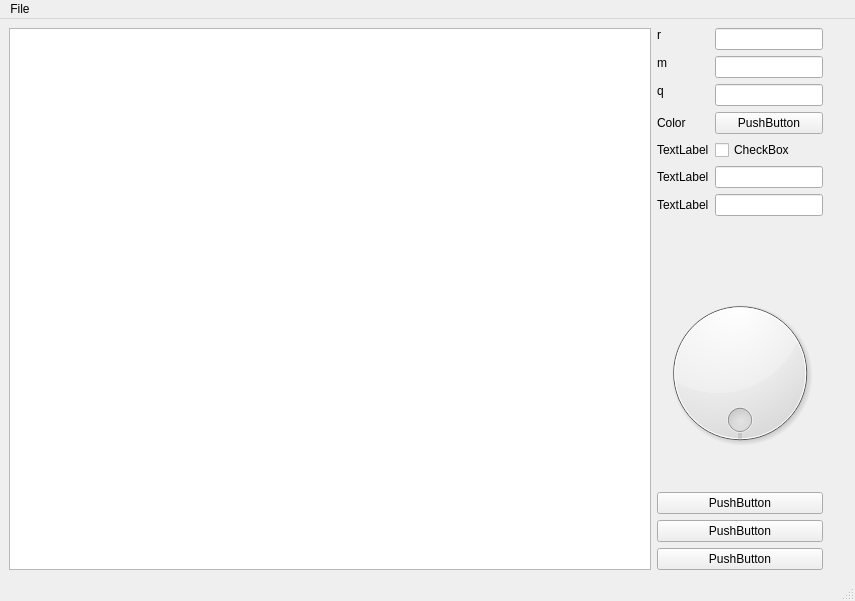
dmokin2022/PhysicalModelling, file mainwindow.ui: the form before one commit.
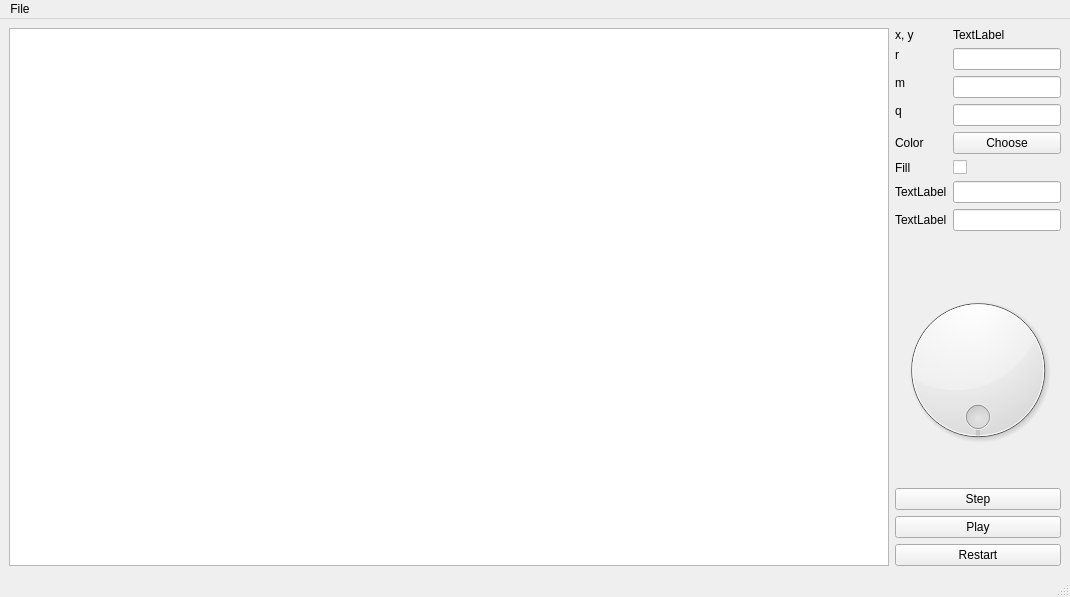
The form after the commit.

The edit to the form file:
```diff
--- a/mainwindow.ui
+++ b/mainwindow.ui
@@ -6,8 +6,8 @@
    <rect>
     <x>0</x>
     <y>0</y>
-    <width>855</width>
-    <height>601</height>
+    <width>1070</width>
+    <height>597</height>
    </rect>
   </property>
   <property name="windowTitle">
@@ -20,12 +20,6 @@
      <verstretch>0</verstretch>
     </sizepolicy>
    </property>
-   <property name="maximumSize">
-    <size>
-     <width>832</width>
-     <height>16777215</height>
-    </size>
-   </property>
    <layout class="QHBoxLayout" name="horizontalLayout_2">
     <item>
      <widget class="QGraphicsView" name="graphicsView">
@@ -41,7 +35,7 @@
      <layout class="QVBoxLayout" name="verticalLayout">
       <item>
        <layout class="QFormLayout" name="formLayout">
-        <item row="0" column="0">
+        <item row="1" column="0">
          <widget class="QLabel" name="label">
           <property name="sizePolicy">
            <sizepolicy hsizetype="Minimum" vsizetype="Fixed">
@@ -54,29 +48,6 @@
           </property>
          </widget>
         </item>
-        <item row="0" column="1">
-         <widget class="QLineEdit" name="lineEdit_2">
-          <property name="sizePolicy">
-           <sizepolicy hsizetype="Minimum" vsizetype="Fixed">
-            <horstretch>0</horstretch>
-            <verstretch>0</verstretch>
-           </sizepolicy>
-          </property>
-         </widget>
-        </item>
-        <item row="1" column="0">
-         <widget class="QLabel" name="label_2">
-          <property name="sizePolicy">
-           <sizepolicy hsizetype="Minimum" vsizetype="Fixed">
-            <horstretch>0</horstretch>
-            <verstretch>0</verstretch>
-           </sizepolicy>
-          </property>
-          <property name="text">
-           <string>m</string>
-          </property>
-         </widget>
-        </item>
         <item row="1" column="1">
          <widget class="QLineEdit" name="lineEdit">
           <property name="sizePolicy">
@@ -88,7 +59,7 @@
          </widget>
         </item>
         <item row="2" column="0">
-         <widget class="QLabel" name="label_3">
+         <widget class="QLabel" name="label_2">
           <property name="sizePolicy">
            <sizepolicy hsizetype="Minimum" vsizetype="Fixed">
             <horstretch>0</horstretch>
@@ -96,7 +67,7 @@
            </sizepolicy>
           </property>
           <property name="text">
-           <string>q</string>
+           <string>m</string>
           </property>
          </widget>
         </item>
@@ -111,44 +82,81 @@
          </widget>
         </item>
         <item row="3" column="0">
-         <widget class="QLabel" name="label_4">
+         <widget class="QLabel" name="label_3">
+          <property name="sizePolicy">
+           <sizepolicy hsizetype="Minimum" vsizetype="Fixed">
+            <horstretch>0</horstretch>
+            <verstretch>0</verstretch>
+           </sizepolicy>
+          </property>
           <property name="text">
-           <string>Color</string>
+           <string>q</string>
           </property>
          </widget>
         </item>
         <item row="3" column="1">
-         <widget class="QPushButton" name="pushButton_3">
+         <widget class="QLineEdit" name="lineEditCharge">
+          <property name="sizePolicy">
+           <sizepolicy hsizetype="Minimum" vsizetype="Fixed">
+            <horstretch>0</horstretch>
+            <verstretch>0</verstretch>
+           </sizepolicy>
+          </property>
+         </widget>
+        </item>
+        <item row="4" column="0">
+         <widget class="QLabel" name="labelColor">
           <property name="text">
-           <string>PushButton</string>
+           <string>Color</string>
+          </property>
+         </widget>
+        </item>
+        <item row="4" column="1">
+         <widget class="QPushButton" name="pushButtonColor">
+          <property name="text">
+           <string>Choose</string>
           </property>
          </widget>
         </item>
         <item row="5" column="0">
-         <widget class="QLabel" name="label_5">
+         <widget class="QLabel" name="labelFill">
           <property name="text">
-           <string>TextLabel</string>
+           <string>Fill</string>
           </property>
          </widget>
         </item>
         <item row="5" column="1">
-         <widget class="QLineEdit" name="lineEdit_4">
-          <property name="sizePolicy">
-           <sizepolicy hsizetype="Minimum" vsizetype="Fixed">
-            <horstretch>0</horstretch>
-            <verstretch>0</verstretch>
-           </sizepolicy>
+         <widget class="QCheckBox" name="checkBoxFill">
+          <property name="text">
+           <string/>
           </property>
          </widget>
         </item>
         <item row="6" column="0">
-         <widget class="QLabel" name="label_6">
+         <widget class="QLabel" name="label_5">
           <property name="text">
            <string>TextLabel</string>
           </property>
          </widget>
         </item>
         <item row="6" column="1">
+         <widget class="QLineEdit" name="lineEdit_4">
+          <property name="sizePolicy">
+           <sizepolicy hsizetype="Minimum" vsizetype="Fixed">
+            <horstretch>0</horstretch>
+            <verstretch>0</verstretch>
+           </sizepolicy>
+          </property>
+         </widget>
+        </item>
+        <item row="7" column="0">
+         <widget class="QLabel" name="label_6">
+          <property name="text">
+           <string>TextLabel</string>
+          </property>
+         </widget>
+        </item>
+        <item row="7" column="1">
          <widget class="QLineEdit" name="lineEdit_5">
           <property name="sizePolicy">
            <sizepolicy hsizetype="Minimum" vsizetype="Fixed">
@@ -158,17 +166,17 @@
           </property>
          </widget>
         </item>
-        <item row="4" column="0">
-         <widget class="QLabel" name="label_7">
+        <item row="0" column="0">
+         <widget class="QLabel" name="label_8">
           <property name="text">
-           <string>TextLabel</string>
+           <string>x, y</string>
           </property>
          </widget>
         </item>
-        <item row="4" column="1">
-         <widget class="QCheckBox" name="checkBox">
+        <item row="0" column="1">
+         <widget class="QLabel" name="labelXY">
           <property name="text">
-           <string>CheckBox</string>
+           <string>TextLabel</string>
           </property>
          </widget>
         </item>
@@ -193,21 +201,21 @@
       <item>
        <widget class="QPushButton" name="pushButton_2">
         <property name="text">
-         <string>PushButton</string>
+         <string>Step</string>
         </property>
        </widget>
       </item>
       <item>
        <widget class="QPushButton" name="pushButton">
         <property name="text">
-         <string>PushButton</string>
+         <string>Play</string>
         </property>
        </widget>
       </item>
       <item>
        <widget class="QPushButton" name="pushButton_4">
         <property name="text">
-         <string>PushButton</string>
+         <string>Restart</string>
         </property>
        </widget>
       </item>
@@ -220,8 +228,8 @@
     <rect>
      <x>0</x>
      <y>0</y>
-     <width>855</width>
-     <height>25</height>
+     <width>1070</width>
+     <height>31</height>
     </rect>
    </property>
    <widget class="QMenu" name="menuPhysical_Modelling_v_0_1">
```
Left out of the diff: 10 changed lines with no effect on the pictures.
